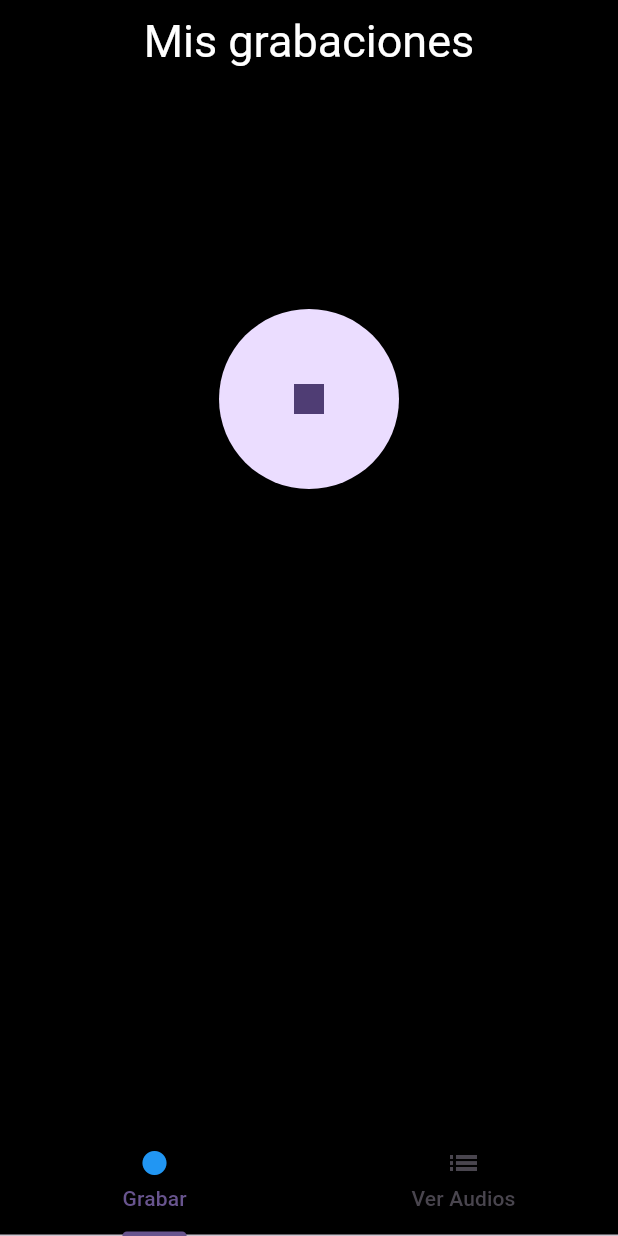
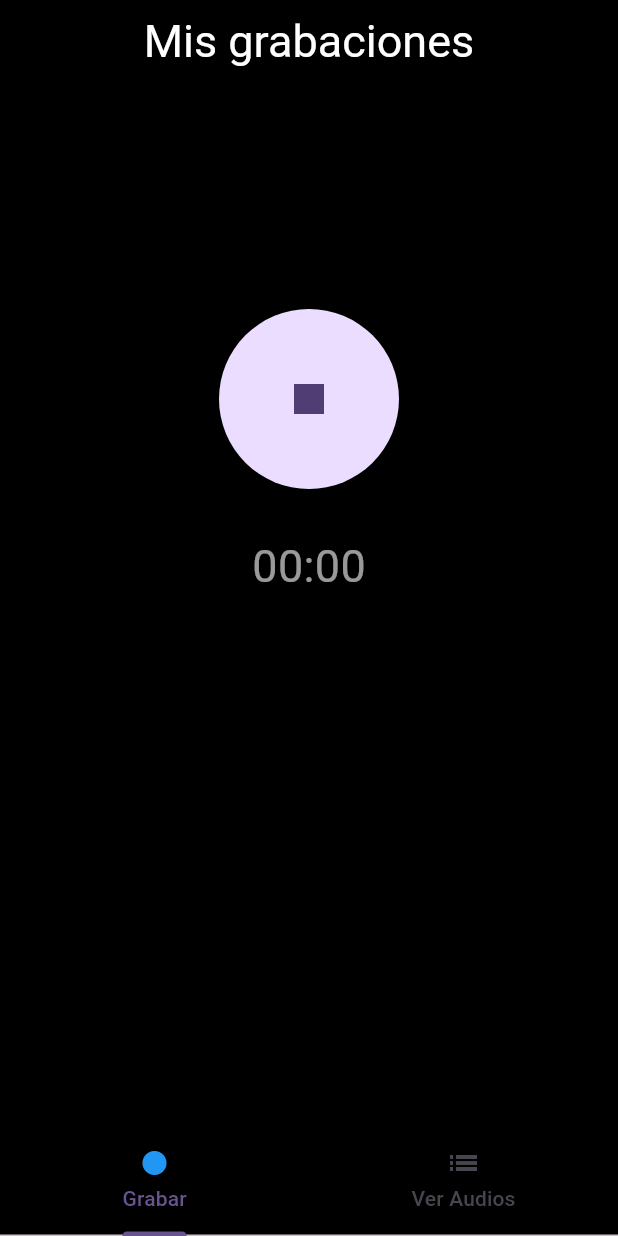
Before and after one commit to MateoG404/Mobile_Application_Development_UniAndes, a Flutter app: the screen it shows after launch, after a tap on the "mic" icon, on a phone screen of 412 x 824 dp. Run offline on Flutter 3.47's test engine with Material 2 defaults, Android fonts, the phone set to English and light mode, and no system bars; our stand-ins replace permission_handler; missing offline and left inert: flutter_sound; statements that could not run were skipped.

```diff
--- a/Pl/Retos_curso_platzi/prueba_tecnica_mateo/grabadora_app/lib/pages/record.dart
+++ b/Pl/Retos_curso_platzi/prueba_tecnica_mateo/grabadora_app/lib/pages/record.dart
@@ -29,25 +29,27 @@ class _Record extends State<Record> {
       throw 'Microfono permiso fallido';
     }
     await recorder.openRecorder();
+    print("FlutterSoundRecorder abierto: ${recorder.isRecording}");
   }
 
   Future<void> record() async {
     final directory = await getApplicationDocumentsDirectory();
-    final path = Directory(
-        '${directory.path}/audio_files'); // Create a subfolder named 'audio_files'
-
+    final path = Directory('${directory.path}/audio_files');
     if (!await path.exists()) {
-      await path.create(
-          recursive: true); // Create the folder if it doesn't exist
+      await path.create(recursive: true);
     }
-
-    final filePath =
-        '${path.path}/audio_file.aac'; // File will be saved in the 'audio_files' folder
-    await recorder.startRecorder(toFile: filePath);
+    final filePath = '${path.path}/audio_file.aac';
+    await recorder.startRecorder(toFile: filePath, codec: Codec.aacADTS);
+    setState(() {
+      isRecording = true;
+    });
   }
 
   Future<void> stop() async {
     await recorder.stopRecorder();
+    setState(() {
+      isRecording = false;
+    });
   }
 
   void onPressedRecord() {
@@ -56,9 +58,6 @@ class _Record extends State<Record> {
     } else {
       record();
     }
-    setState(() {
-      isRecording = !isRecording;
-    });
   }
 
   @override
@@ -88,6 +87,28 @@ class _Record extends State<Record> {
             ),
           ),
         ),
+        Positioned(
+            top: 300,
+            child: Container(
+              child: StreamBuilder<RecordingDisposition>(
+                stream: recorder.onProgress,
+                builder: (context, snapshot) {
+                  if (snapshot.hasData) {
+                    print(
+                        "StreamBuilder tiene datos: ${snapshot.data!.duration}");
+                  } else {
+                    print("StreamBuilder no tiene datos");
+                  }
+                  final duracion = snapshot.hasData
+                      ? snapshot.data!.duration
+                      : Duration.zero;
+                  return Text(
+                    '${(duracion.inMinutes % 60).toString().padLeft(2, '0')}:${(duracion.inSeconds % 60).toString().padLeft(2, '0')}',
+                    style: TextStyle(color: Colors.white60, fontSize: 30),
+                  );
+                },
+              ),
+            ))
       ],
     );
   }
```
Also changed, not shown: 2 other files.
